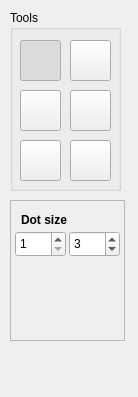
Old version of the form src/tool_panel.ui in the repository LoxoSoftware/IndexBourne.
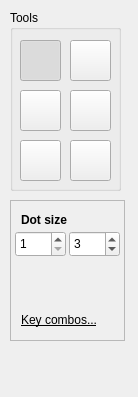
New version of the form. Icons and pictures are not drawn.

Commit message: Added display for key combinations

```diff
--- a/src/tool_panel.ui
+++ b/src/tool_panel.ui
@@ -328,6 +328,22 @@
        <number>3</number>
       </property>
      </widget>
+     <widget class="QLabel" name="label_3">
+      <property name="geometry">
+       <rect>
+        <x>10</x>
+        <y>110</y>
+        <width>95</width>
+        <height>18</height>
+       </rect>
+      </property>
+      <property name="toolTip">
+       <string>&lt;html&gt;&lt;head/&gt;&lt;body&gt;&lt;p&gt;&lt;span style=&quot; font-weight:700;&quot;&gt;Painting tools&lt;/span&gt;&lt;/p&gt;&lt;p&gt;- Ctrl + any click: Quickly Pick color index based on which button is pressed&lt;/p&gt;&lt;p&gt;&lt;span style=&quot; font-weight:700;&quot;&gt;Selection tools&lt;/span&gt;&lt;/p&gt;&lt;p&gt;- Hold Shift: Keep selecting without switching to transform mode&lt;/p&gt;&lt;p&gt;- Hold Ctrl: Add/remove region to final selection&lt;/p&gt;&lt;/body&gt;&lt;/html&gt;</string>
+      </property>
+      <property name="text">
+       <string>&lt;html&gt;&lt;head/&gt;&lt;body&gt;&lt;p&gt;&lt;span style=&quot; text-decoration: underline;&quot;&gt;Key combos...&lt;/span&gt;&lt;/p&gt;&lt;/body&gt;&lt;/html&gt;</string>
+      </property>
+     </widget>
     </widget>
     <widget class="QWidget" name="grpToolSettings_transform">
      <layout class="QVBoxLayout" name="verticalLayout">
```
Left out of the diff: 10 changed lines with no effect on the pictures.
